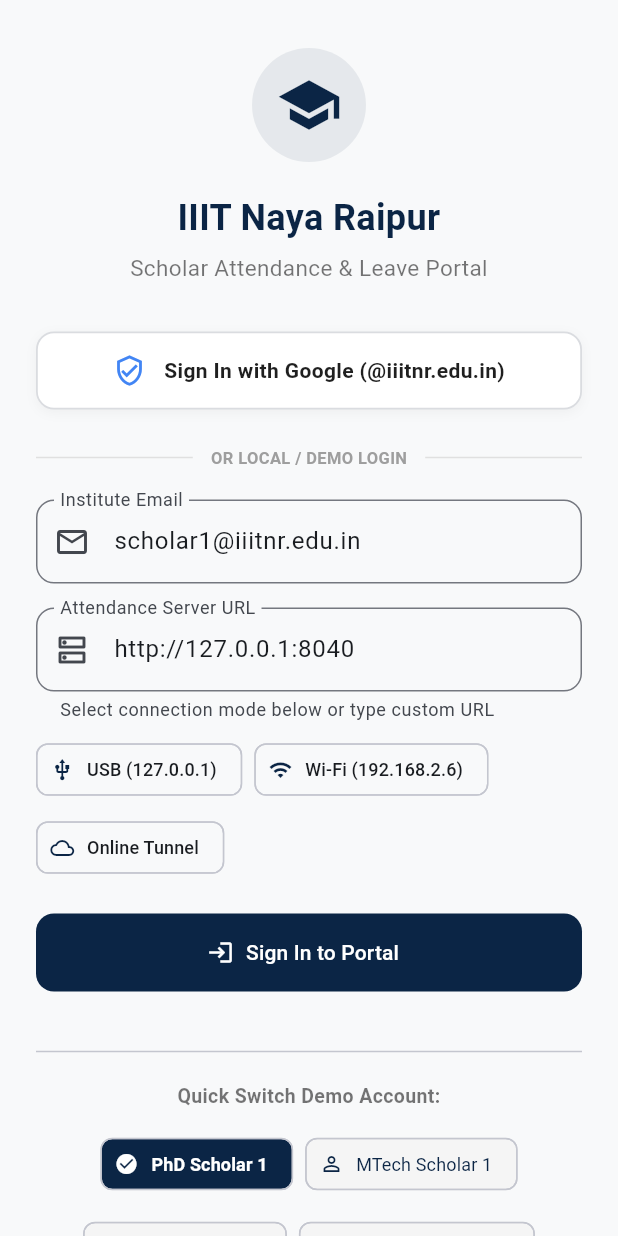
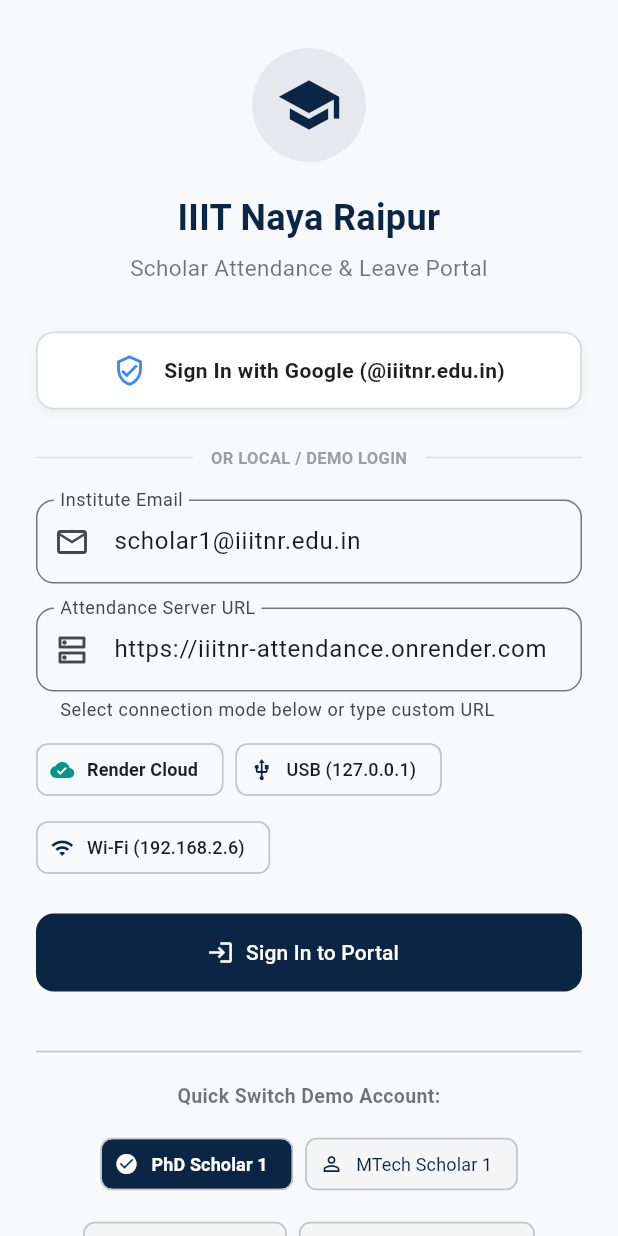
Before and after one commit to cricketmagician/iiitnr-attendance, a Flutter app: the screen it shows after launch, on a phone screen of 412 x 824 dp. Run offline on Flutter 3.47's test engine with Material 3 defaults, Android fonts, the phone set to English and light mode, and no system bars; our stand-ins replace camera, device_info_plus, file_picker, flutter_local_notifications, flutter_secure_storage, google_sign_in and 3 more; missing offline and left inert: android_id, mobile_scanner, pointycastle.

Commit message:
feat: default to Render cloud endpoint and enable dev mode for instant test logins

```diff
--- a/flutter/lib/main.dart
+++ b/flutter/lib/main.dart
@@ -82,7 +82,7 @@ class _AuthGateState extends State<AuthGate> {
 
   String? _token;
   String? _email;
-  String _serverUrl = 'http://127.0.0.1:8040';
+  String _serverUrl = 'https://iiitnr-attendance.onrender.com';
   bool _loading = true;
 
   @override
@@ -427,6 +427,11 @@ class _LoginScreenState extends State<LoginScreen> {
                     runSpacing: 4,
                     children: [
                       ActionChip(
+                        avatar: const Icon(Icons.cloud_done, size: 16, color: Colors.teal),
+                        label: const Text('Render Cloud', style: TextStyle(fontSize: 12, fontWeight: FontWeight.bold)),
+                        onPressed: () => setState(() => _serverCtrl.text = 'https://iiitnr-attendance.onrender.com'),
+                      ),
+                      ActionChip(
                         avatar: const Icon(Icons.usb, size: 16),
                         label: const Text('USB (127.0.0.1)', style: TextStyle(fontSize: 12)),
                         onPressed: () => setState(() => _serverCtrl.text = 'http://127.0.0.1:8040'),
@@ -435,11 +440,6 @@ class _LoginScreenState extends State<LoginScreen> {
                         avatar: const Icon(Icons.wifi, size: 16),
                         label: const Text('Wi-Fi (192.168.2.6)', style: TextStyle(fontSize: 12)),
                         onPressed: () => setState(() => _serverCtrl.text = 'http://192.168.2.6:8040'),
-                      ),
-                      ActionChip(
-                        avatar: const Icon(Icons.cloud_outlined, size: 16),
-                        label: const Text('Online Tunnel', style: TextStyle(fontSize: 12)),
-                        onPressed: () => setState(() => _serverCtrl.text = 'https://ivnbj-117-250-161-222.run.pinggy-free.link'),
                       ),
                     ],
                   ),
@@ -500,7 +500,7 @@ class _LoginScreenState extends State<LoginScreen> {
                     onPressed: () {
                       final baseUrl = _serverCtrl.text.trim().isNotEmpty
                           ? _serverCtrl.text.trim()
-                          : 'http://127.0.0.1:8040';
+                          : 'https://iiitnr-attendance.onrender.com';
                       Navigator.push(
                         context,
                         MaterialPageRoute(
--- a/flutter/lib/scholar_attendance/guard_kiosk_screen.dart
+++ b/flutter/lib/scholar_attendance/guard_kiosk_screen.dart
@@ -55,7 +55,7 @@ class _GuardKioskScreenState extends State<GuardKioskScreen> {
       if (widget.api != null) {
         res = await widget.api!.get('/att/guard/qr') as Map<String, dynamic>;
       } else {
-        final base = widget.baseUrl ?? 'http://127.0.0.1:8040';
+        final base = widget.baseUrl ?? 'https://iiitnr-attendance.onrender.com';
         final response = await http.get(Uri.parse('$base/att/guard/qr'));
         if (response.statusCode == 200) {
           res = jsonDecode(response.body) as Map<String, dynamic>;
--- a/render.yaml
+++ b/render.yaml
@@ -21,6 +21,6 @@ services:
       - key: ATT_TIMEZONE
         value: Asia/Kolkata
       - key: ATT_DEV_MODE
-        value: "false"
+        value: "true"
       - key: ATT_APK_URL
         value: https://github.com/cricketmagician/iiitnr-attendance/releases/latest/download/app-release.apk
```
